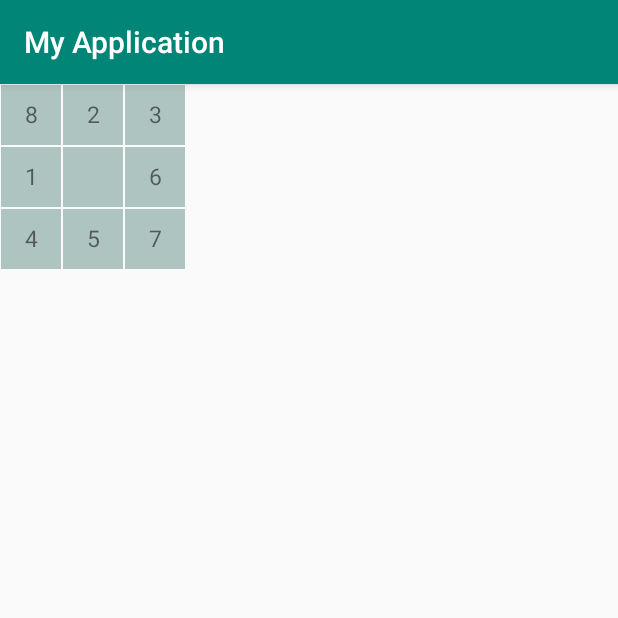
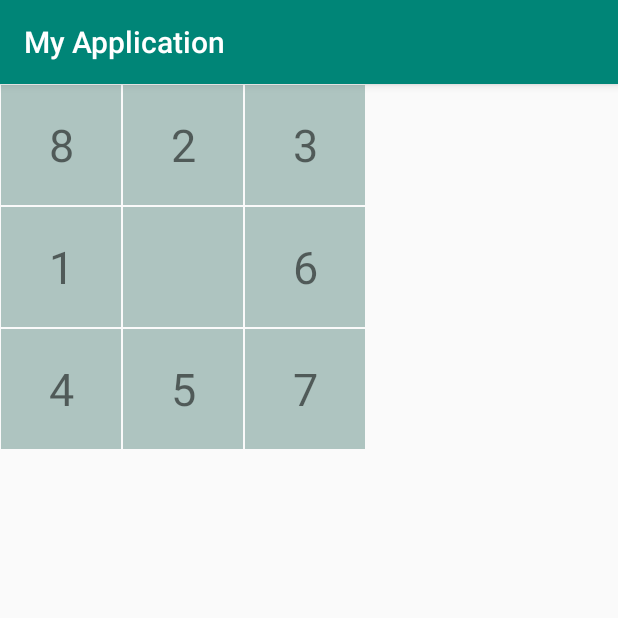
Before and after one commit to ProgrammerSusan/MobileAssignmentFour, an Android app: the screen it shows after launch (MainActivity), on a phone screen of 412 x 824 dp, the top half of it. Run offline under Robolectric (Android 15) with nearby library versions, the phone set to English and light mode, and no system bars.

Commit message:
improved styling

```diff
--- a/App1/app/src/main/java/com/example/myapplication/AppInterface.java
+++ b/App1/app/src/main/java/com/example/myapplication/AppInterface.java
@@ -18,7 +18,7 @@ class AppInterface extends GridLayout{
         super(context);
 
         this.size = 3;
-        this.width = 60;
+        this.width = 120;
 
         final int dp = (int)(getResources().getDisplayMetrics().density);
         width = width * dp;
@@ -30,7 +30,7 @@ class AppInterface extends GridLayout{
         for(int i = 0; i < size; i++){
             for(int j = 0; j < size; j++){
                 board[i][j] = new TextView(context);
-                board[i][j].setTextSize(15);
+                board[i][j].setTextSize(30);
                 board[i][j].setBackgroundColor(Color.parseColor("#AEC4C0"));
                 board[i][j].setGravity(Gravity.CENTER);
                 GridLayout.LayoutParams params = new GridLayout.LayoutParams();
```
Also changed, not shown: App1/app/src/main/java/com/example/myapplication/MainActivity.java (line endings or trailing spaces).
